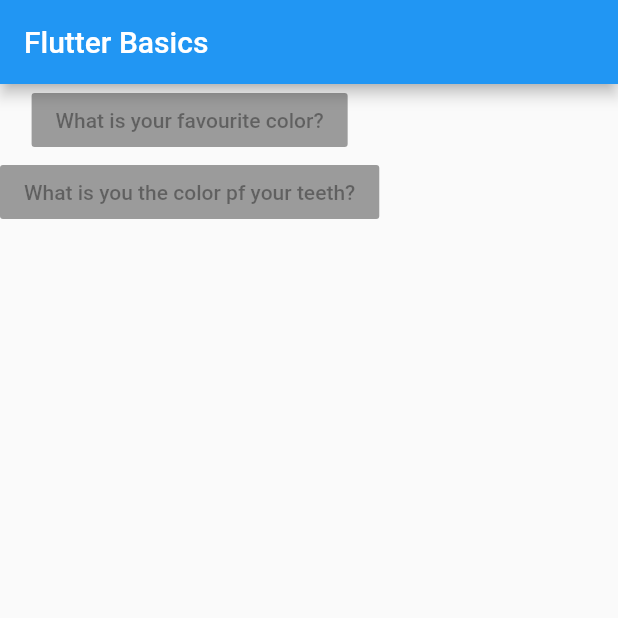
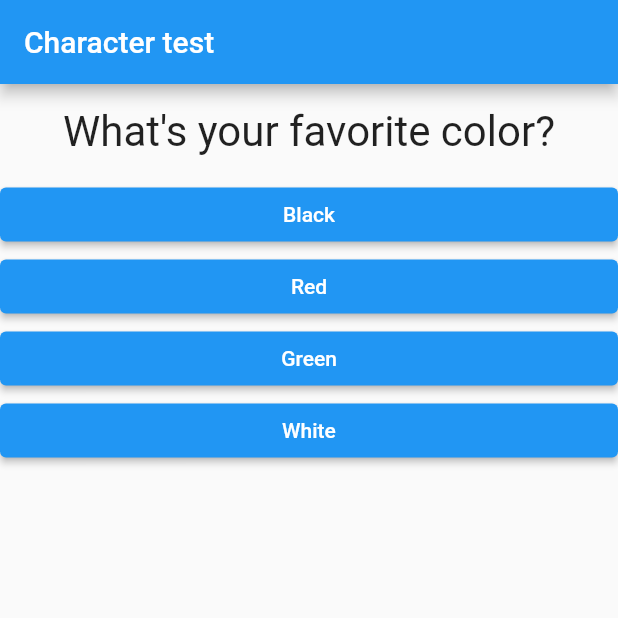
Before and after one commit to jackkweyunga/flutter-lessons, a Flutter app: the screen it shows after launch, on a phone screen of 412 x 824 dp, the top half of it. Run offline on Flutter 3.47's test engine with Material 2 defaults, Android fonts, the phone set to English and light mode, and no system bars; missing offline and left inert: dart:ffi.

Commit message:
finished flutter basics

```diff
--- /dev/null
+++ b/flutter_basics/lib/answer.dart
@@ -0,0 +1,23 @@
+import 'dart:ffi';
+
+import "package:flutter/material.dart";
+
+class Answer extends StatelessWidget {
+  final String answerText;
+  final Function selectHandler;
+
+  const Answer(
+      {Key? key, required this.answerText, required this.selectHandler})
+      : super(key: key);
+
+  @override
+  Widget build(BuildContext context) {
+    return Container(
+      width: double.infinity,
+      child: ElevatedButton(
+        child: Text(answerText),
+        onPressed: () => selectHandler(),
+      ),
+    );
+  }
+}
--- a/flutter_basics/lib/main.dart
+++ b/flutter_basics/lib/main.dart
@@ -1,38 +1,82 @@
-// ignore_for_file: deprecated_member_use
+// ignore_for_file: deprecated_member_use, avoid_print
 
 import 'package:flutter/material.dart';
+import 'package:flutter_basics/quiz.dart';
+import 'package:flutter_basics/reply.dart';
 
 void main() => runApp(const MyApp());
 
-class MyApp extends StatelessWidget {
+class MyApp extends StatefulWidget {
   const MyApp({Key? key}) : super(key: key);
 
   @override
+  State<StatefulWidget> createState() => MyAppState();
+}
+
+class MyAppState extends State<MyApp> {
+  int _questionIndex = 0;
+  int _answerScore = 0;
+
+  // my questions
+  final _questions = const [
+    {
+      'questionText': 'What\'s your favorite color?',
+      'answers': [
+        {'text': 'Black', 'score': 10},
+        {'text': 'Red', 'score': 5},
+        {'text': 'Green', 'score': 3},
+        {'text': 'White', 'score': 1},
+      ],
+    },
+    {
+      'questionText': 'What\'s your favorite animal?',
+      'answers': [
+        {'text': 'Rabbit', 'score': 3},
+        {'text': 'Snake', 'score': 11},
+        {'text': 'Elephant', 'score': 5},
+        {'text': 'Lion', 'score': 9},
+      ],
+    },
+    {
+      'questionText': 'Who\'s your favorite instructor?',
+      'answers': [
+        {'text': 'Max', 'score': 1},
+        {'text': 'Max', 'score': 1},
+        {'text': 'Max', 'score': 1},
+        {'text': 'Max', 'score': 1},
+      ],
+    },
+  ];
+
+  // answer question
+  void answerQuestion(int score) {
+    setState(() {
+      _questionIndex = _questionIndex + 1;
+      _answerScore = _answerScore + score;
+    });
+    // print(questionIndex);
+  }
+
+  void resetQuiz() {
+    setState(() {
+      _questionIndex = 0;
+      _answerScore = 0;
+    });
+  }
+
+  @override
   Widget build(BuildContext context) {
-    // my questions
-    var allQuestions = [
-      "What is your favourite color?",
-      "What is you the color pf your teeth?",
-    ];
-
     return MaterialApp(
       home: Scaffold(
         appBar: AppBar(
-          title: const Text("Flutter Basics"),
+          title: const Text("Character test"),
         ),
-        body: Column(
-          children: () {
-            List<Widget> questions = [];
-            for (int i = 0; i < allQuestions.length; i++) {
-              questions.add(
-                RaisedButton(
-                  child: Text(allQuestions[i]),
-                  onPressed: null),
-              );
-            }
-            return questions;
-          }(),
-        ),
+        body: _questionIndex < _questions.length
+            ? Quiz(
+                questions: _questions,
+                questionIndex: _questionIndex,
+                answerQuestion: answerQuestion)
+            : Reply(resetQuiz: resetQuiz, resultScore: _answerScore),
       ),
     );
   }
--- /dev/null
+++ b/flutter_basics/lib/question.dart
@@ -0,0 +1,22 @@
+import "package:flutter/material.dart";
+
+class Question extends StatelessWidget {
+  final String questionText;
+
+  const Question({Key? key, required this.questionText}) : super(key: key);
+
+  @override
+  Widget build(BuildContext context) {
+    return Container(
+      padding: const EdgeInsets.all(15),
+      width: double.infinity,
+      child: Text(
+        questionText,
+        textAlign: TextAlign.center,
+        style: const TextStyle(
+          fontSize: 28,
+        ),
+      ),
+    );
+  }
+}
--- /dev/null
+++ b/flutter_basics/lib/quiz.dart
@@ -0,0 +1,32 @@
+import "package:flutter/material.dart";
+import 'package:flutter_basics/answer.dart';
+import 'package:flutter_basics/question.dart';
+
+class Quiz extends StatelessWidget {
+  final List<Map<String, Object>> questions;
+  final int questionIndex;
+  final Function answerQuestion;
+
+  const Quiz({
+    Key? key,
+    required this.questions,
+    required this.questionIndex,
+    required this.answerQuestion,
+  }) : super(key: key);
+
+  @override
+  Widget build(BuildContext context) {
+    return Column(
+      children: [
+        Question(
+            questionText: (questions[questionIndex]["questionText"] as String)),
+        ...(questions[questionIndex]["answers"] as List <Map<String, Object>>)
+            .map((answer) {
+          return Answer(
+              answerText: (answer["text"] as String),
+              selectHandler: () => answerQuestion(answer["score"]));
+        }).toList(),
+      ],
+    );
+  }
+}
```
Also changed, not shown: flutter_basics/lib/reply.dart (added, +50 -0 lines).
